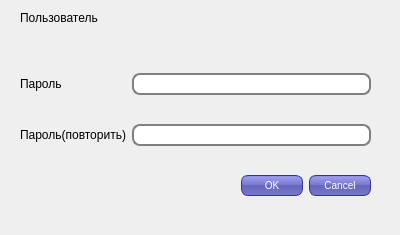
Old version of the form ARMInspectorGUI/pwdFrm.ui in the repository sid1980/ARMInspector.
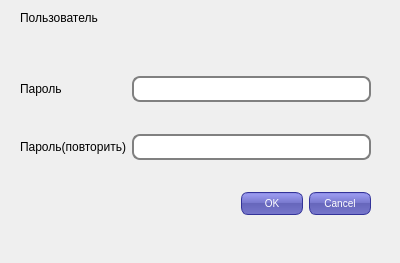
New version of the form.

Patch:
```diff
--- a/ARMInspectorGUI/pwdFrm.ui
+++ b/ARMInspectorGUI/pwdFrm.ui
@@ -10,7 +10,7 @@
     <x>0</x>
     <y>0</y>
     <width>400</width>
-    <height>235</height>
+    <height>263</height>
    </rect>
   </property>
   <property name="windowTitle">
@@ -30,14 +30,15 @@
 padding-right: 5px;
 min-width: 50px;
 max-width: 50px;
-min-height: 13px;
-max-height: 13px;
+min-height: 15px;
+max-height: 15px;
 }
 QLineEdit {
 padding: 1px;
 border-style: solid;
 border: 2px solid gray;
 border-radius: 8px;
+min-height:20px;
 }
 </string>
   </property>
@@ -47,7 +48,7 @@
      <x>20</x>
      <y>50</y>
      <width>351</width>
-     <height>171</height>
+     <height>191</height>
     </rect>
    </property>
    <layout class="QGridLayout" name="gridLayout">
```
